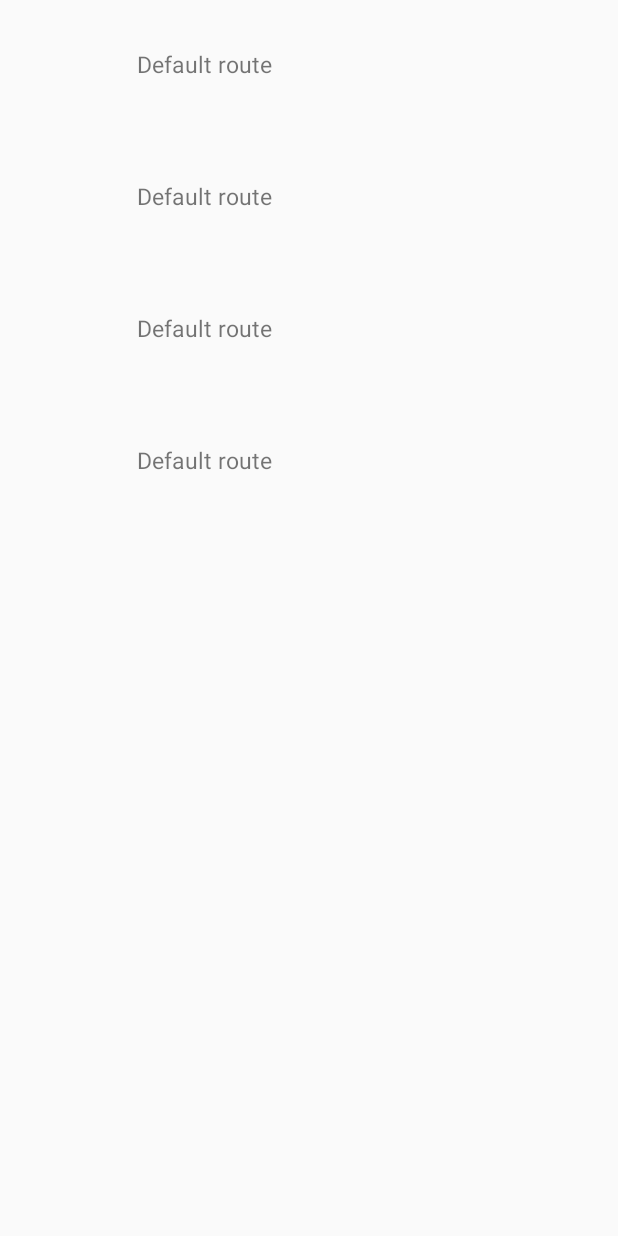
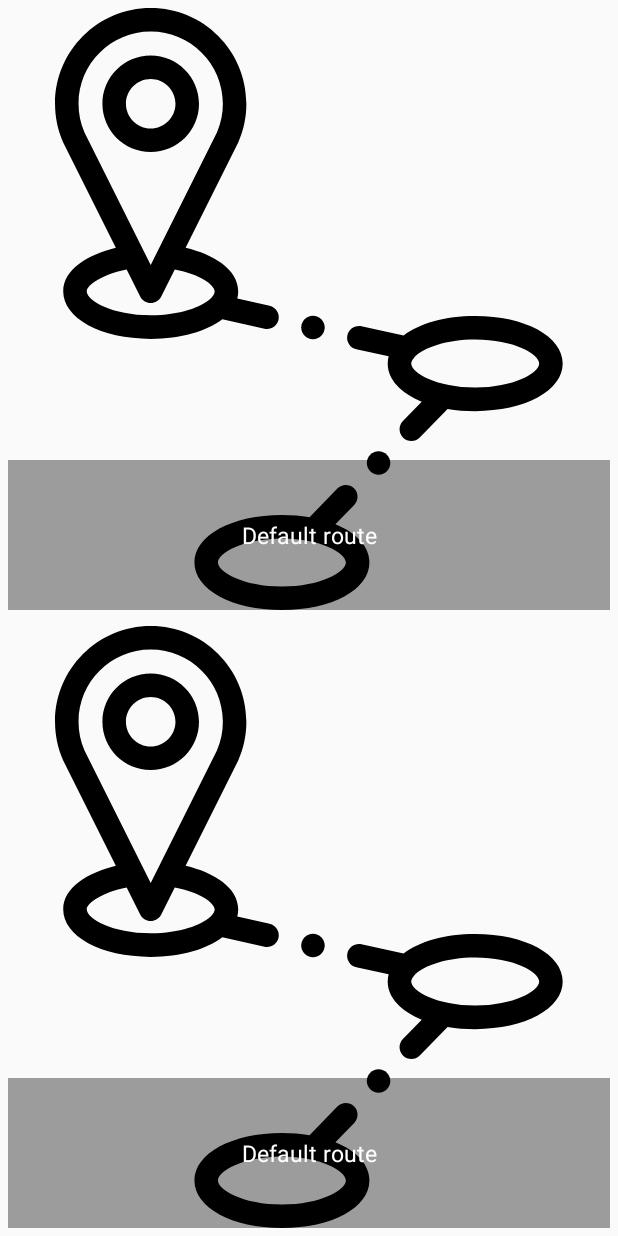
Before and after one commit to ValyaBuldozer/my-city-android, an Android app: the layout activity_routes_screen.xml on its own in the app's theme, with its tools: preview values and no code run, on a phone screen of 412 x 824 dp. Run offline under Robolectric (Android 15) with nearby library versions, the phone set to English and light mode, and no system bars.

Commit message:
New routes item view

```diff
--- a/app/src/main/java/ru/edu/ksu/mycity/helpers/view/extensions/ImageViewBindingAdapters.kt
+++ b/app/src/main/java/ru/edu/ksu/mycity/helpers/view/extensions/ImageViewBindingAdapters.kt
@@ -13,3 +13,11 @@ fun ImageView.imageUrl(imgUrl: String) {
         .error(R.drawable.ic_route_placeholder)
         .into(this)
 }
+
+@BindingAdapter("local_image_src")
+fun ImageView.localImageSrc(drawableId: Int) {
+    Picasso.get()
+        .load(drawableId)
+        .error(R.drawable.image_placeholder)
+        .into(this)
+}
--- a/app/src/main/java/ru/edu/ksu/mycity/presentation/routes/view/RoutesScreenActivity.kt
+++ b/app/src/main/java/ru/edu/ksu/mycity/presentation/routes/view/RoutesScreenActivity.kt
@@ -10,6 +10,7 @@ import android.databinding.DataBindingUtil
 import android.support.v7.app.AppCompatActivity
 
 import android.os.Bundle
+import android.support.v7.widget.GridLayoutManager
 import android.support.v7.widget.LinearLayoutManager
 import ru.edu.ksu.mycity.App
 import ru.edu.ksu.mycity.R
@@ -43,7 +44,6 @@ class RoutesScreenActivity : BaseActivity<RoutesVmContract.Presenter, RoutesVmCo
 
     override fun onCreate(savedInstanceState: Bundle?) {
         super.onCreate(savedInstanceState)
-        //setContentView(R.layout.activity_routes_screen)
 
         binding = DataBindingUtil.setContentView(this, R.layout.activity_routes_screen)
         binding.setLifecycleOwner(this@RoutesScreenActivity)
@@ -53,7 +53,7 @@ class RoutesScreenActivity : BaseActivity<RoutesVmContract.Presenter, RoutesVmCo
             setItems(viewModel.routes.value ?: emptyList())
         }
 
-        val linearLayoutManager = LinearLayoutManager(this)
+        val linearLayoutManager = GridLayoutManager(this, 2)
 
         binding.routesScreenRv.apply {
             adapter = routesAdapter
--- a/app/src/main/res/layout/item_route.xml
+++ b/app/src/main/res/layout/item_route.xml
@@ -9,28 +9,42 @@
                 type="ru.edu.ksu.mycity.entity.presentation.Route"/>
     </data>
 
-    <LinearLayout
+    <android.support.constraint.ConstraintLayout
             android:layout_width="match_parent"
-            android:layout_height="@dimen/default_item_height"
-            android:orientation="horizontal"
+            android:layout_height="wrap_content"
             android:layout_margin="@dimen/default_item_margin">
 
         <ImageView
+
                 android:id="@+id/item_route_iv"
                 image_url="@{viewModel.imagePath}"
-                android:layout_width="@dimen/default_item_height"
-                android:layout_height="@dimen/default_item_height"/>
+                android:layout_width="match_parent"
+                android:layout_height="0dp"
+                app:layout_constraintDimensionRatio="1:1"
+                tools:src="@drawable/ic_route_placeholder"/>
+
+        <View
+                android:id="@+id/item_route_title_background"
+                android:layout_width="match_parent"
+                android:layout_height="0dp"
+                android:background="@color/menu_element_title_background"
+                app:layout_constraintDimensionRatio="4:1"
+                app:layout_constraintBottom_toBottomOf="parent"/>
 
         <TextView
                 android:id="@+id/item_route_title"
                 android:layout_width="wrap_content"
-                android:layout_height="@dimen/default_item_title_height"
+                android:layout_height="wrap_content"
                 android:textSize="@dimen/default_item_title_size"
-                android:layout_marginTop="22dp"
-                android:layout_marginLeft="13dp"
+                android:gravity="center"
+                android:textColor="@color/menu_element_title_color"
                 android:text="@{viewModel.name}"
+                app:layout_constraintBottom_toBottomOf="@+id/item_route_title_background"
+                app:layout_constraintTop_toTopOf="@+id/item_route_title_background"
+                app:layout_constraintRight_toRightOf="@+id/item_route_title_background"
+                app:layout_constraintLeft_toLeftOf="@+id/item_route_title_background"
                 tools:text="Default route"/>
 
-    </LinearLayout>
+    </android.support.constraint.ConstraintLayout>
 
 </layout>
--- a/app/src/main/res/values/dimens.xml
+++ b/app/src/main/res/values/dimens.xml
@@ -9,7 +9,7 @@
     <dimen name="menu_element_title_size">18dp</dimen>
 
     <dimen name="default_item_height">68dp</dimen>
-    <dimen name="default_item_margin">10dp</dimen>
+    <dimen name="default_item_margin">5dp</dimen>
     <dimen name="default_item_title_height">20dp</dimen>
     <dimen name="default_item_title_size">15dp</dimen>
 
```
